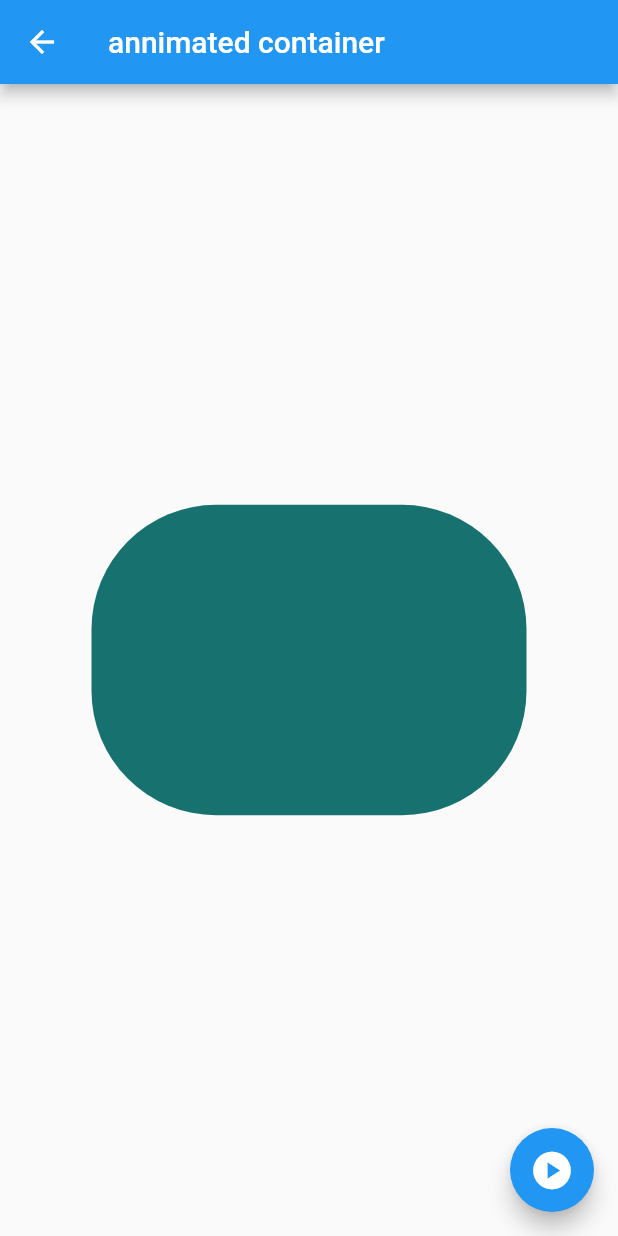
After one commit to emm3000/flutter_practice, a Flutter app: the ContainerWidgePage screen opened by its route, after a tap on the "play circle" icon, on a phone screen of 412 x 824 dp. The commit adds this screen. Run offline on Flutter 3.47's test engine with Material 2 defaults, Android fonts, the phone set to English and light mode, and no system bars.

Commit message:
flutter practice componentes

```diff
--- a/data/menu_opts.json
+++ b/data/menu_opts.json
@@ -15,6 +15,16 @@
             "ruta": "card",
             "icon": "folder_open",
             "text": "Cards - Tarjetas"
+        },
+        {
+            "ruta": "container",
+            "icon": "folder_open",
+            "text": "Container"
+        },
+        {
+            "ruta": "inputs",
+            "icon": "folder_open",
+            "text": "Sinputs"
         }
     ]
 }
--- a/lib/main.dart
+++ b/lib/main.dart
@@ -2,7 +2,9 @@ import 'package:flutter/material.dart';
 import 'package:flutter_components/src/alert_page.dart';
 import 'package:flutter_components/src/avatar_page.dart';
 import 'package:flutter_components/src/card_page.dart';
+import 'package:flutter_components/src/container_page.dart';
 import 'package:flutter_components/src/home_page.dart';
+import 'package:flutter_components/src/inputs_screen.dart';
 
 void main() {
   runApp(const MyApp());
@@ -24,6 +26,8 @@ class MyApp extends StatelessWidget {
         "alert": (BuildContext context) => const AlertPage(),
         "avatar": (BuildContext context) => const AvatarPage(),
         "card": (BuildContext context) => const CardPage(),
+        "container": (BuildContext context) => const ContainerWidgePage(),
+        "inputs": (BuildContext context) => const InputsScreens(),
       },
       onGenerateRoute: (sett) =>
         MaterialPageRoute(
--- /dev/null
+++ b/lib/src/container_page.dart
@@ -0,0 +1,54 @@
+import 'dart:math';
+
+import 'package:flutter/material.dart';
+
+class ContainerWidgePage extends StatefulWidget {
+  const ContainerWidgePage({Key? key}) : super(key: key);
+
+  @override
+  _ContainerWidgePageState createState() => _ContainerWidgePageState();
+}
+
+class _ContainerWidgePageState extends State<ContainerWidgePage> {
+  double _width = 50;
+  double _height = 50;
+  Color _color = Colors.indigo;
+  BorderRadiusGeometry _borderRadius = BorderRadius.circular(10);
+
+  void changeShape() {
+      final random = Random();
+
+    setState(() {
+
+      _width = random.nextInt(300).toDouble() + 70;
+      _height = random.nextInt(300).toDouble() + 70;
+      _color = Color.fromRGBO(random.nextInt(255), random.nextInt(255), random.nextInt(255), 1);
+      _borderRadius = BorderRadius.circular(random.nextInt(100).toDouble() + 25);
+    });
+  }
+
+  @override
+  Widget build(BuildContext context) {
+    return Scaffold(
+      appBar: AppBar(
+        title: const Text("annimated container"),
+      ),
+      body: Center(
+        child: AnimatedContainer(
+          duration: const Duration(milliseconds: 400),
+          curve: Curves.easeInCubic,
+          width: _width,
+          height: _height,
+          decoration: BoxDecoration(
+            color: _color,
+            borderRadius: _borderRadius
+          ),
+        ),
+      ),
+      floatingActionButton: FloatingActionButton(
+        child: const Icon(Icons.play_circle, size: 30,),
+        onPressed: changeShape,
+      ),
+    );
+  }
+}
```
Also changed, not shown: lib/src/inputs_screen.dart (added, +38 -0 lines).
